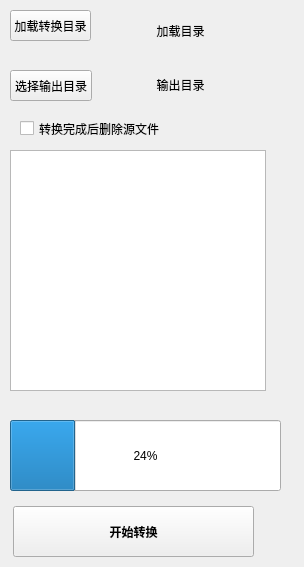
Above: videoConvert.ui from MyPythonProject/bilibiliconvert before the change. Below: the same form after it.
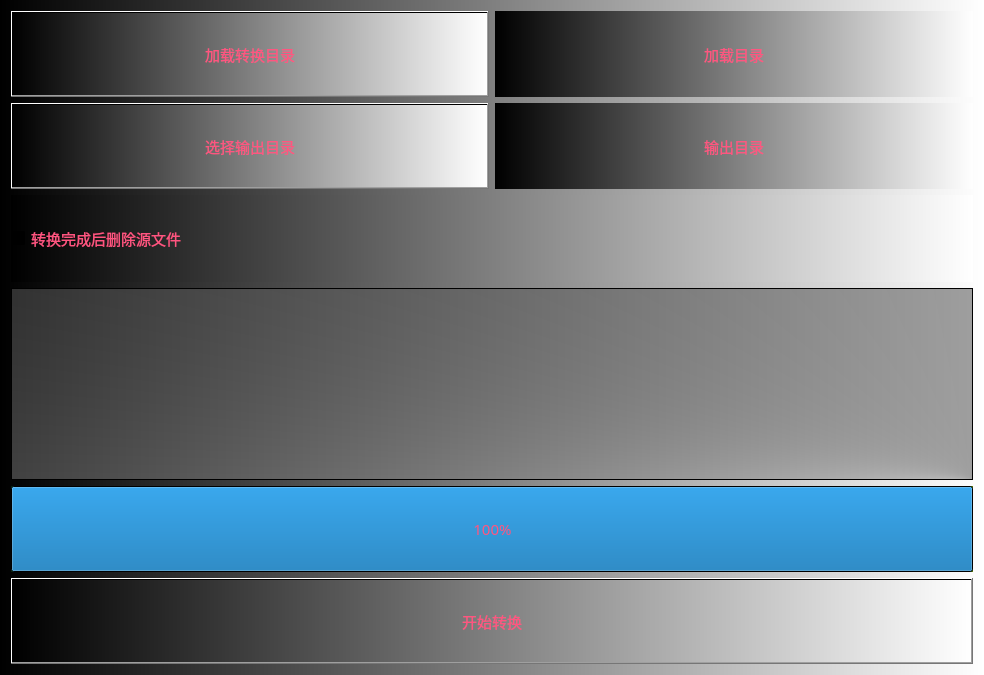
That is the form after the change.

Commit message:
GUI更新与BUG修复
修改界面控件颜色，控件自适应，修复B站缓存视频标题获取错误的BUG.

What changed in the file:
```diff
--- a/videoConvert.ui
+++ b/videoConvert.ui
@@ -6,13 +6,21 @@
    <rect>
     <x>0</x>
     <y>0</y>
-    <width>304</width>
-    <height>567</height>
+    <width>984</width>
+    <height>675</height>
    </rect>
   </property>
+  <property name="sizePolicy">
+   <sizepolicy hsizetype="Expanding" vsizetype="Expanding">
+    <horstretch>0</horstretch>
+    <verstretch>0</verstretch>
+   </sizepolicy>
+  </property>
   <property name="font">
    <font>
-    <weight>50</weight>
+    <family>微软雅黑</family>
+    <pointsize>11</pointsize>
+    <weight>9</weight>
     <italic>false</italic>
     <bold>false</bold>
    </font>
@@ -20,85 +28,25 @@
   <property name="windowTitle">
    <string>缓存视频转换</string>
   </property>
-  <widget class="QProgressBar" name="progress_convert">
-   <property name="geometry">
-    <rect>
-     <x>10</x>
-     <y>420</y>
-     <width>271</width>
-     <height>71</height>
-    </rect>
-   </property>
-   <property name="value">
-    <number>24</number>
-   </property>
-  </widget>
-  <widget class="QLabel" name="label_dir_out">
-   <property name="geometry">
-    <rect>
-     <x>100</x>
-     <y>69</y>
-     <width>161</width>
-     <height>31</height>
-    </rect>
-   </property>
-   <property name="maximumSize">
-    <size>
-     <width>161</width>
-     <height>31</height>
-    </size>
-   </property>
-   <property name="text">
-    <string>输出目录</string>
-   </property>
-   <property name="alignment">
-    <set>Qt::AlignCenter</set>
-   </property>
-  </widget>
-  <widget class="QPushButton" name="btn_choice_out">
-   <property name="geometry">
-    <rect>
-     <x>10</x>
-     <y>70</y>
-     <width>82</width>
-     <height>31</height>
-    </rect>
-   </property>
-   <property name="maximumSize">
-    <size>
-     <width>91</width>
-     <height>31</height>
-    </size>
-   </property>
-   <property name="toolTip">
-    <string>选择要转码的视频文件目录</string>
-   </property>
-   <property name="autoFillBackground">
-    <bool>false</bool>
-   </property>
-   <property name="text">
-    <string>选择输出目录</string>
-   </property>
-  </widget>
+  <property name="styleSheet">
+   <string notr="true">color: rgba(255, 85, 128);
+font: 75 11pt &quot;微软雅黑&quot;;
+background-color: qlineargradient(spread:pad, x1:0, y1:0, x2:1, y2:0, stop:0 rgba(0, 0, 0, 255), stop:1 rgba(255, 255, 255, 255));
+border-color: qradialgradient(spread:pad, cx:0.5, cy:0.5, radius:0.5, fx:0.5, fy:0.5, stop:0 rgba(255, 255, 255, 255), stop:0.1 rgba(255, 255, 255, 255), stop:0.2 rgba(255, 176, 176, 167), stop:0.3 rgba(255, 151, 151, 92), stop:0.4 rgba(255, 125, 125, 51), stop:0.5 rgba(255, 76, 76, 205), stop:0.52 rgba(255, 76, 76, 205), stop:0.6 rgba(255, 180, 180, 84), stop:1 rgba(255, 255, 255, 0));</string>
+  </property>
+  <layout class="QGridLayout" name="gridLayout">
+   <item row="0" column="0">
   <widget class="QPushButton" name="btn_choice_load">
-   <property name="geometry">
-    <rect>
-     <x>10</x>
-     <y>10</y>
-     <width>81</width>
-     <height>31</height>
-    </rect>
-   </property>
    <property name="sizePolicy">
-    <sizepolicy hsizetype="Fixed" vsizetype="Expanding">
+      <sizepolicy hsizetype="Expanding" vsizetype="Expanding">
      <horstretch>0</horstretch>
      <verstretch>0</verstretch>
     </sizepolicy>
    </property>
    <property name="maximumSize">
     <size>
-     <width>91</width>
-     <height>31</height>
+       <width>16777215</width>
+       <height>16777215</height>
     </size>
    </property>
    <property name="toolTip">
@@ -111,19 +59,19 @@
     <string>加载转换目录</string>
    </property>
   </widget>
+   </item>
+   <item row="0" column="1">
   <widget class="QLabel" name="label_dir_load">
-   <property name="geometry">
-    <rect>
-     <x>100</x>
-     <y>15</y>
-     <width>161</width>
-     <height>31</height>
-    </rect>
+     <property name="sizePolicy">
+      <sizepolicy hsizetype="Expanding" vsizetype="Expanding">
+       <horstretch>0</horstretch>
+       <verstretch>0</verstretch>
+      </sizepolicy>
    </property>
    <property name="maximumSize">
     <size>
-     <width>161</width>
-     <height>31</height>
+       <width>16777215</width>
+       <height>16777215</height>
     </size>
    </property>
    <property name="text">
@@ -133,31 +81,101 @@
     <set>Qt::AlignCenter</set>
    </property>
   </widget>
+   </item>
+   <item row="1" column="0">
+    <widget class="QPushButton" name="btn_choice_out">
+     <property name="sizePolicy">
+      <sizepolicy hsizetype="Expanding" vsizetype="Expanding">
+       <horstretch>0</horstretch>
+       <verstretch>0</verstretch>
+      </sizepolicy>
+     </property>
+     <property name="maximumSize">
+      <size>
+       <width>16777215</width>
+       <height>16777215</height>
+      </size>
+     </property>
+     <property name="toolTip">
+      <string>选择要转码的视频文件目录</string>
+     </property>
+     <property name="autoFillBackground">
+      <bool>false</bool>
+     </property>
+     <property name="text">
+      <string>选择输出目录</string>
+     </property>
+    </widget>
+   </item>
+   <item row="1" column="1">
+    <widget class="QLabel" name="label_dir_out">
+     <property name="sizePolicy">
+      <sizepolicy hsizetype="Expanding" vsizetype="Expanding">
+       <horstretch>0</horstretch>
+       <verstretch>0</verstretch>
+      </sizepolicy>
+     </property>
+     <property name="maximumSize">
+      <size>
+       <width>16777215</width>
+       <height>16777215</height>
+      </size>
+     </property>
+     <property name="text">
+      <string>输出目录</string>
+     </property>
+     <property name="alignment">
+      <set>Qt::AlignCenter</set>
+     </property>
+    </widget>
+   </item>
+   <item row="2" column="0" colspan="2">
+    <widget class="QCheckBox" name="chk_delete_source">
+     <property name="sizePolicy">
+      <sizepolicy hsizetype="Expanding" vsizetype="Expanding">
+       <horstretch>0</horstretch>
+       <verstretch>0</verstretch>
+      </sizepolicy>
+     </property>
+     <property name="text">
+      <string>转换完成后删除源文件</string>
+     </property>
+    </widget>
+   </item>
+   <item row="3" column="0" colspan="2">
   <widget class="QListView" name="list_file">
-   <property name="geometry">
-    <rect>
-     <x>10</x>
-     <y>150</y>
-     <width>256</width>
-     <height>241</height>
-    </rect>
-   </property>
    <property name="maximumSize">
     <size>
-     <width>256</width>
-     <height>281</height>
-    </size>
-   </property>
-  </widget>
+       <width>16777215</width>
+       <height>16777215</height>
+      </size>
+     </property>
+     <property name="styleSheet">
+      <string notr="true">background-color: qconicalgradient(cx:1, cy:1, angle:0, stop:0 rgba(0, 0, 0, 127), stop:1 rgba(255, 255, 255, 127));</string>
+     </property>
+    </widget>
+   </item>
+   <item row="4" column="0" colspan="2">
+    <widget class="QProgressBar" name="progress_convert">
+     <property name="sizePolicy">
+      <sizepolicy hsizetype="Expanding" vsizetype="Expanding">
+       <horstretch>0</horstretch>
+       <verstretch>0</verstretch>
+      </sizepolicy>
+     </property>
+     <property name="styleSheet">
+      <string notr="true">background-color: qlineargradient(spread:pad, x1:0, y1:0, x2:1, y2:0, stop:0 rgba(9, 41, 4, 255), stop:0.085 rgba(2, 79, 0, 255), stop:0.19 rgba(50, 147, 22, 255), stop:0.275 rgba(236, 191, 49, 255), stop:0.39 rgba(243, 61, 34, 255), stop:0.555 rgba(135, 81, 60, 255), stop:0.667 rgba(121, 75, 255, 255), stop:0.825 rgba(164, 255, 244, 255), stop:0.885 rgba(104, 222, 71, 255), stop:1 rgba(93, 128, 0, 255));</string>
+     </property>
+     <property name="value">
+      <number>100</number>
+     </property>
+     <property name="alignment">
+      <set>Qt::AlignCenter</set>
+     </property>
+    </widget>
+   </item>
+   <item row="5" column="0" colspan="2">
   <widget class="QPushButton" name="btn_go">
-   <property name="geometry">
-    <rect>
-     <x>13</x>
-     <y>506</y>
-     <width>241</width>
-     <height>51</height>
-    </rect>
-   </property>
    <property name="sizePolicy">
     <sizepolicy hsizetype="Expanding" vsizetype="Expanding">
      <horstretch>0</horstretch>
@@ -166,15 +184,17 @@
    </property>
    <property name="maximumSize">
     <size>
-     <width>300</width>
-     <height>75</height>
+       <width>16777215</width>
+       <height>16777215</height>
     </size>
    </property>
    <property name="font">
     <font>
-     <weight>75</weight>
+       <family>微软雅黑</family>
+       <pointsize>11</pointsize>
+       <weight>9</weight>
      <italic>false</italic>
-     <bold>true</bold>
+       <bold>false</bold>
      <strikeout>false</strikeout>
     </font>
    </property>
@@ -185,19 +205,8 @@
     <string>开始转换</string>
    </property>
   </widget>
-  <widget class="QCheckBox" name="chk_delete_source">
-   <property name="geometry">
-    <rect>
-     <x>20</x>
-     <y>120</y>
-     <width>241</width>
-     <height>17</height>
-    </rect>
-   </property>
-   <property name="text">
-    <string>转换完成后删除源文件</string>
-   </property>
-  </widget>
+   </item>
+  </layout>
  </widget>
  <resources/>
  <connections/>
```
Lines whose indentation alone changed are shown as unchanged. The commit also changes 2 other files.
